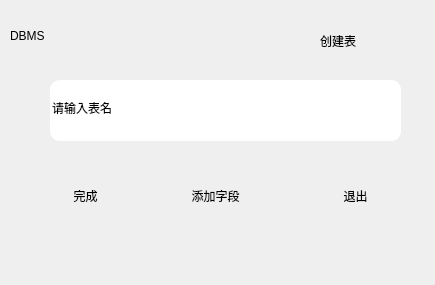
The window that creattable.ui (jy-080610/DBMS) describes before a commit, drawn with Qt 5.
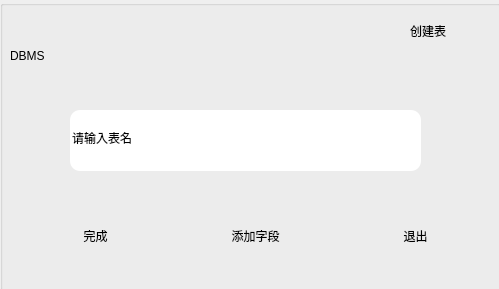
The same window after the commit. Icons and pictures are not drawn.

```diff
--- a/creattable.ui
+++ b/creattable.ui
@@ -6,8 +6,8 @@
    <rect>
     <x>0</x>
     <y>0</y>
-    <width>435</width>
-    <height>285</height>
+    <width>499</width>
+    <height>289</height>
    </rect>
   </property>
   <property name="windowTitle">
@@ -17,57 +17,58 @@
    <string notr="true">font: 10pt &quot;方正粗黑宋简体&quot;;
 background-image: url(:/picture/p3.jpg);</string>
   </property>
-  <widget class="QPushButton" name="pushButton">
+  <widget class="QGroupBox" name="groupBox">
    <property name="geometry">
     <rect>
-     <x>30</x>
-     <y>170</y>
-     <width>111</width>
-     <height>51</height>
+     <x>0</x>
+     <y>0</y>
+     <width>501</width>
+     <height>291</height>
     </rect>
    </property>
    <property name="styleSheet">
-    <string notr="true">QPushButton {
-  
- border-color: rgb(93, 171, 255);
-    border-radius: 20px;
-    border-style: outset;
- 
- background-image: url(:/picture/b3.jpg);
-    }</string>
+    <string notr="true">background-image: url(:/picture/p3.jpg);</string>
+   </property>
+   <property name="title">
+    <string/>
+   </property>
+   <widget class="QLabel" name="label_2">
+    <property name="geometry">
+     <rect>
+      <x>10</x>
+      <y>20</y>
+      <width>131</width>
+      <height>71</height>
+     </rect>
+    </property>
+    <property name="styleSheet">
+     <string notr="true">font: 24pt &quot;华文隶书&quot;;</string>
    </property>
    <property name="text">
-    <string>完成</string>
-   </property>
-  </widget>
-  <widget class="QPushButton" name="add">
+     <string>DBMS</string>
+    </property>
+   </widget>
+   <widget class="QLabel" name="label">
    <property name="geometry">
     <rect>
-     <x>160</x>
-     <y>170</y>
-     <width>111</width>
-     <height>51</height>
+      <x>410</x>
+      <y>10</y>
+      <width>81</width>
+      <height>41</height>
     </rect>
    </property>
    <property name="styleSheet">
-    <string notr="true">QPushButton {
-  
- border-color: rgb(93, 171, 255);
-    border-radius: 20px;
-    border-style: outset;
- 
- background-image: url(:/picture/b3.jpg);
-    }</string>
+     <string notr="true">background-image: url(:/picture/b5.jpg);</string>
    </property>
    <property name="text">
-    <string>添加字段</string>
+     <string>创建表</string>
    </property>
   </widget>
   <widget class="QLineEdit" name="lineEdit">
    <property name="geometry">
     <rect>
-     <x>50</x>
-     <y>80</y>
+      <x>70</x>
+      <y>110</y>
      <width>351</width>
      <height>61</height>
     </rect>
@@ -86,40 +87,57 @@
     <string>请输入表名</string>
    </property>
   </widget>
-  <widget class="QLabel" name="label">
+   <widget class="QPushButton" name="pushButton">
    <property name="geometry">
     <rect>
-     <x>320</x>
-     <y>20</y>
-     <width>81</width>
-     <height>41</height>
-    </rect>
-   </property>
+      <x>40</x>
+      <y>210</y>
+      <width>111</width>
+      <height>51</height>
+     </rect>
+    </property>
+    <property name="styleSheet">
+     <string notr="true">QPushButton {
+  
+ border-color: rgb(93, 171, 255);
+    border-radius: 20px;
+    border-style: outset;
+ 
+ background-image: url(:/picture/b3.jpg);
+    }</string>
+    </property>
    <property name="text">
-    <string>创建表</string>
-   </property>
-  </widget>
-  <widget class="QLabel" name="label_2">
+     <string>完成</string>
+    </property>
+   </widget>
+   <widget class="QPushButton" name="add">
    <property name="geometry">
     <rect>
-     <x>10</x>
-     <y>0</y>
-     <width>131</width>
-     <height>71</height>
+      <x>200</x>
+      <y>210</y>
+      <width>111</width>
+      <height>51</height>
     </rect>
    </property>
    <property name="styleSheet">
-    <string notr="true">font: 24pt &quot;华文隶书&quot;;</string>
+     <string notr="true">QPushButton {
+  
+ border-color: rgb(93, 171, 255);
+    border-radius: 20px;
+    border-style: outset;
+ 
+ background-image: url(:/picture/b3.jpg);
+    }</string>
    </property>
    <property name="text">
-    <string>DBMS</string>
+     <string>添加字段</string>
    </property>
   </widget>
   <widget class="QPushButton" name="pushButton_2">
    <property name="geometry">
     <rect>
-     <x>300</x>
-     <y>170</y>
+      <x>360</x>
+      <y>210</y>
      <width>111</width>
      <height>51</height>
     </rect>
@@ -137,6 +155,7 @@
    <property name="text">
     <string>退出</string>
    </property>
+   </widget>
   </widget>
  </widget>
  <resources>
```
Lines whose indentation alone changed are shown as unchanged.
